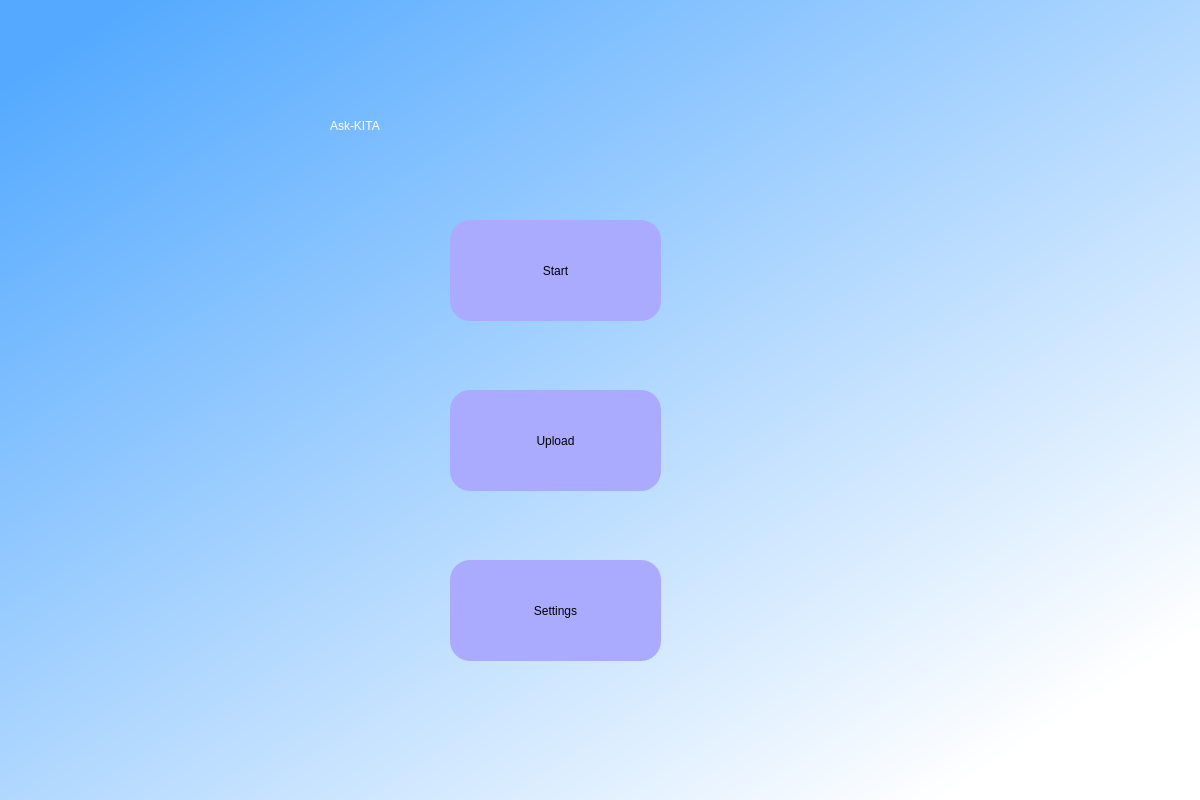
Ask-kita/Ask-kita-modes, file screens/home.ui: the form before one commit.
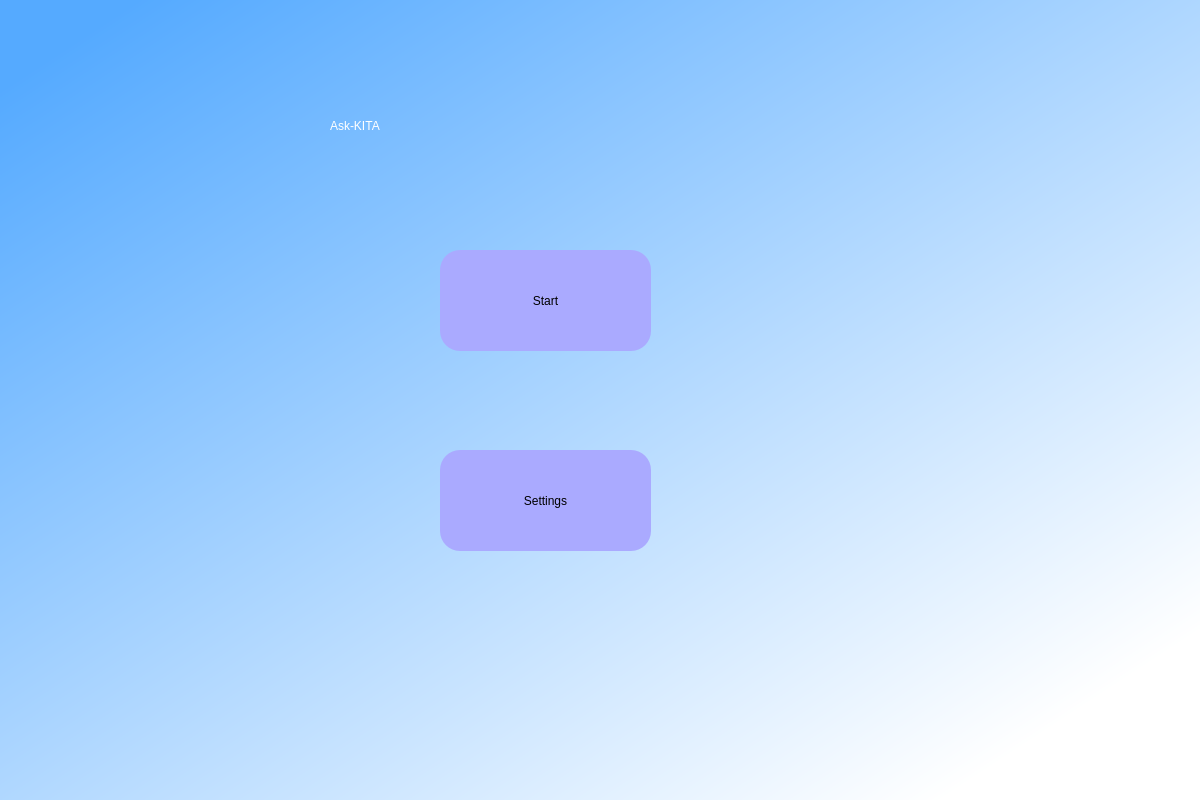
The form after the commit.

Patch:
```diff
--- a/screens/home.ui
+++ b/screens/home.ui
@@ -46,8 +46,8 @@
    <widget class="QPushButton" name="start">
     <property name="geometry">
      <rect>
-      <x>450</x>
-      <y>220</y>
+      <x>440</x>
+      <y>250</y>
       <width>211</width>
       <height>101</height>
      </rect>
@@ -65,8 +65,8 @@
    <widget class="QPushButton" name="settings">
     <property name="geometry">
      <rect>
-      <x>450</x>
-      <y>560</y>
+      <x>440</x>
+      <y>450</y>
       <width>211</width>
       <height>101</height>
      </rect>
@@ -81,25 +81,6 @@
      <string>Settings</string>
     </property>
    </widget>
-   <widget class="QPushButton" name="upload">
-    <property name="geometry">
-     <rect>
-      <x>450</x>
-      <y>390</y>
-      <width>211</width>
-      <height>101</height>
-     </rect>
-    </property>
-    <property name="styleSheet">
-     <string notr="true">border-radius:20px;
-font: 75 26pt &quot;MS Shell Dlg 2&quot;;
-
-background-color: rgb(170, 170, 255)</string>
-    </property>
-    <property name="text">
-     <string>Upload</string>
-    </property>
-   </widget>
   </widget>
  </widget>
  <resources/>
```
Left out of the diff: 4 changed lines with no effect on the pictures.
